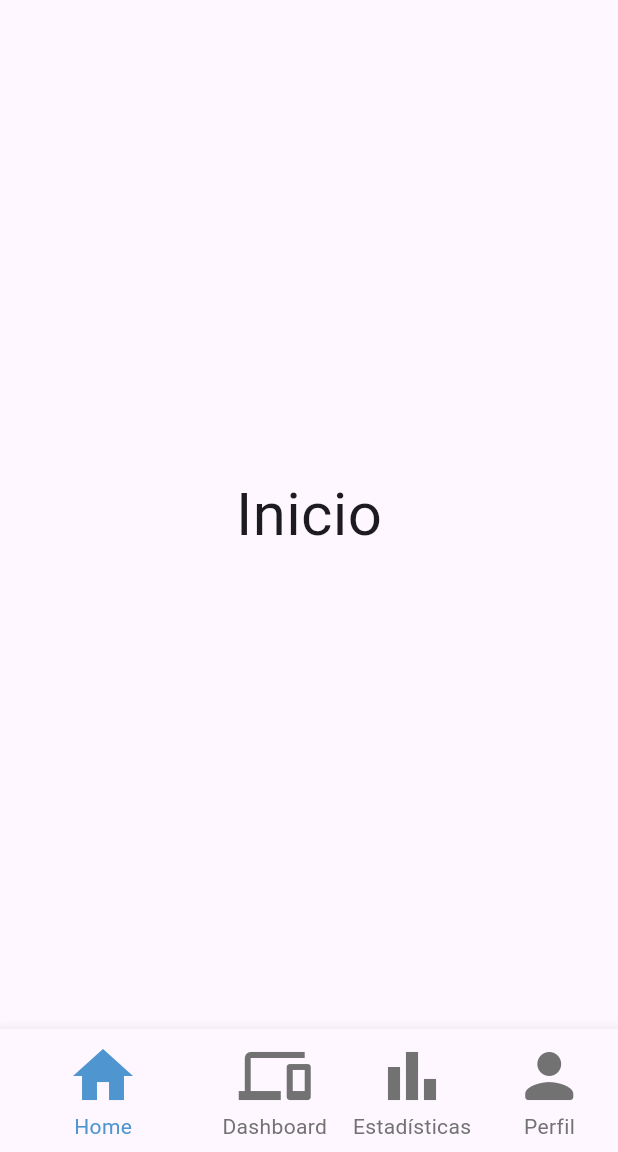
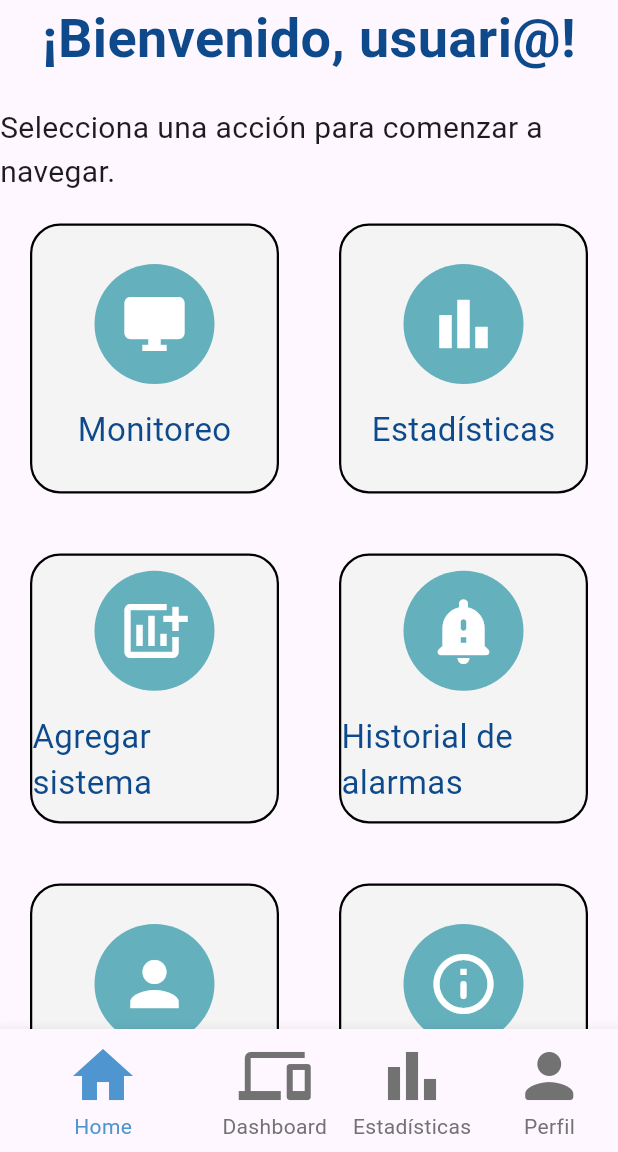
Before and after one commit to Jady15/axo-mobile, a Flutter app: the LayoutScreen screen opened by its route, on a phone screen of 412 x 824 dp, the part 84-1236 px from its top. Run offline on Flutter 3.47's test engine with Material 3 defaults, Android fonts, the light colour scheme and no system bars; our stand-ins replace fl_chart.

Commit message:
feat: Diseño de tarjetas de navegación en menú de inicio (Sin funcionalidad)

```diff
--- /dev/null
+++ b/lib/screens/home_screen.dart
@@ -0,0 +1,45 @@
+import 'package:axo_app/widgets/card_table.dart';
+import 'package:flutter/material.dart';
+
+class HomeScreen extends StatelessWidget {
+  const HomeScreen({super.key});
+
+  @override
+  Widget build(BuildContext context) {
+    final availableHeight = MediaQuery.of(context).size.height
+        - kToolbarHeight
+        - kBottomNavigationBarHeight
+        -30;
+
+    return LayoutBuilder(
+      builder: (context, constraints) {
+        return SingleChildScrollView(
+          child: ConstrainedBox(
+            constraints: BoxConstraints(minHeight: availableHeight),
+            child: IntrinsicHeight(
+              child: Column(
+                mainAxisAlignment: MainAxisAlignment.center,
+                children: const [
+                  Text(
+                    '¡Bienvenido, usuari@!',
+                    style: TextStyle(
+                      fontSize: 36,
+                      fontWeight: FontWeight.bold,
+                      color: Color.fromRGBO(13, 73, 139, 1),
+                    ),
+                  ),
+                  SizedBox(height: 20,),
+                  Text(
+                    'Selecciona una acción para comenzar a navegar.',
+                    style: TextStyle(fontSize: 20),
+                  ),
+                  CardTable(),
+                ],
+              ),
+            ),
+          ),
+        );
+      },
+    );
+  }
+}
--- a/lib/screens/layout_screen.dart
+++ b/lib/screens/layout_screen.dart
@@ -1,4 +1,5 @@
 import 'package:flutter/material.dart';
+import 'package:axo_app/screens/home_screen.dart';
 import 'package:axo_app/screens/statistics_screen.dart';
 
 // Clase para definir la configuración de cada pestaña (sin Navigator)
@@ -35,7 +36,7 @@ class _LayoutScreenState extends State<LayoutScreen> {
   // Lista de pestañas simplificada
   static final List<NavigationTab> _tabs = [
     NavigationTab(
-      screen: Center(child: Text('Inicio', style: TextStyle(fontSize: 40))),
+      screen: HomeScreen(),
       label: 'Home',
       icon: Icons.home,
     ),
--- /dev/null
+++ b/lib/widgets/card_table.dart
@@ -0,0 +1,79 @@
+import 'package:flutter/material.dart';
+
+class CardTable extends StatelessWidget {
+  static const Color bgIconColor= Color.fromRGBO(100, 176, 189, 1);
+
+  const CardTable({super.key});
+
+  @override
+  Widget build(BuildContext context) {
+    return Column(
+      crossAxisAlignment: CrossAxisAlignment.center,
+      children: [
+          Table(
+          children: [
+            TableRow(
+              children: [
+                //  Text('Columna 1'), Text('Columna 2'), Text('Columna 3')
+                _SingleCard(icon: Icons.desktop_windows, color: bgIconColor, text:'Monitoreo'),
+                _SingleCard(icon: Icons.bar_chart, color: bgIconColor, text:'Estadísticas'),
+              ]
+            ),
+            TableRow(
+              children: [
+                //  Text('Columna 1'), Text('Columna 2'), Text('Columna 3')
+                _SingleCard(icon: Icons.add_chart, color: bgIconColor, text:'Agregar sistema'),
+                _SingleCard(icon: Icons.notification_important_rounded, color: bgIconColor, text:'Historial de alarmas'),
+              ]
+            ),
+            TableRow(
+              children: [
+                //  Text('Columna 1'), Text('Columna 2'), Text('Columna 3')
+                _SingleCard(icon: Icons.person, color: bgIconColor, text:'Perfil'),
+                _SingleCard(icon: Icons.info_outline_rounded, color: bgIconColor, text:'Acerca de'),
+              ]
+            ),
+          ],
+        ),
+      ],
+    );
+  }
+}
+
+class _SingleCard extends StatelessWidget {
+  final IconData icon;
+  final Color color;
+  final String text;
+  static const Color labelColor = Color.fromRGBO(13, 73, 139, 1);
+
+  const _SingleCard({required this.icon, required this.color, required this.text});
+
+  @override
+  Widget build(BuildContext context) {
+    return Container(
+      margin: EdgeInsets.all(20),
+      height: 180,
+      decoration: BoxDecoration(
+        color: Color.fromRGBO(244, 244, 244, 1),
+        borderRadius: BorderRadius.circular(20),
+        border: Border.all(
+          color: Colors.black,
+          width: 1.5,
+        )
+
+      ),
+      child: Column(
+        mainAxisAlignment: MainAxisAlignment.center,
+        children:[
+          CircleAvatar(
+            backgroundColor: color,
+            radius: 40,
+            child: Icon(icon, color: Colors.white, size: 48,),
+          ),
+          SizedBox(height: 15,),
+          Text(text, style: TextStyle(color: labelColor, fontSize: 22),)
+        ]
+      ),
+    );
+  }
+}
```
